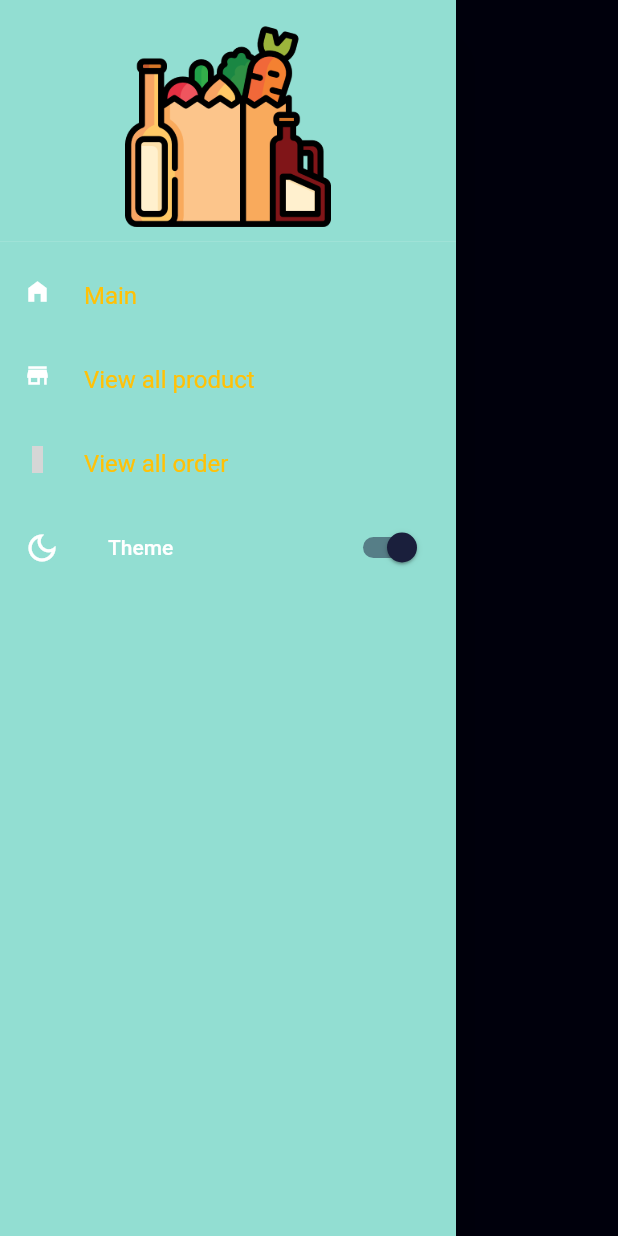
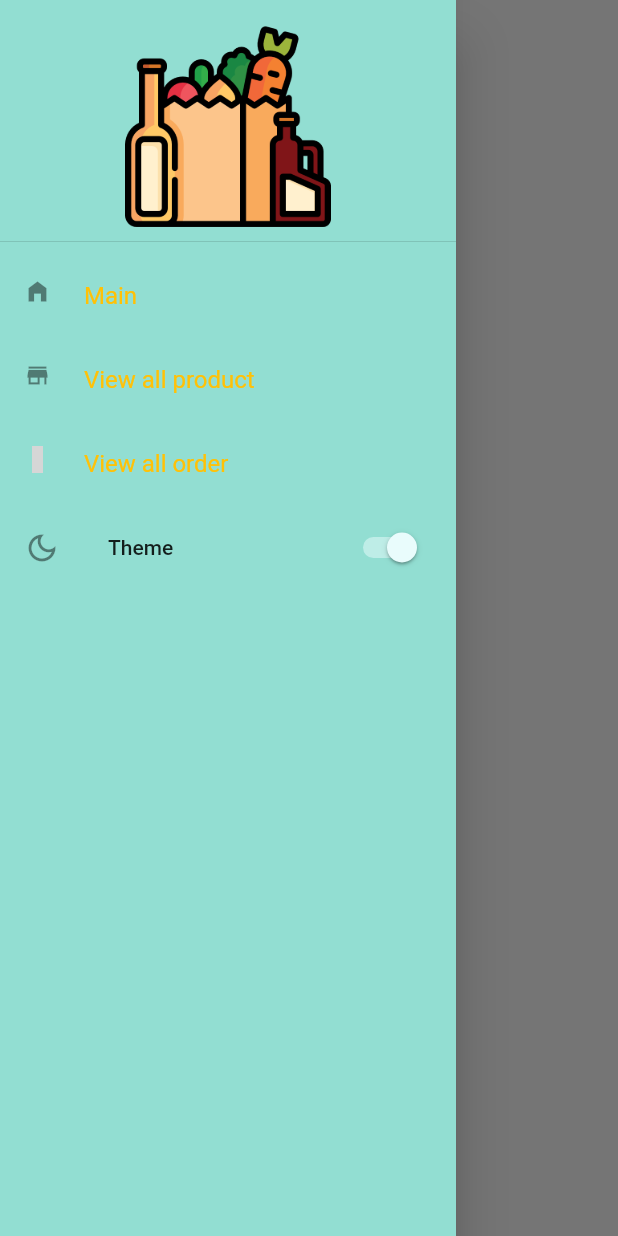
Before and after one commit to Devsaci/grocery_app_adminpanel_hadji_V1, a Flutter app: the screen it shows after launch, with the side drawer open, on a phone screen of 412 x 824 dp. Run offline on Flutter 3.47's test engine with Material 2 defaults, Android fonts, the light colour scheme and no system bars; our stand-ins replace iconly, shared_preferences; grey boxes are pictures that could not be loaded.

Commit message:
themeProvider.getDarkTheme

```diff
--- a/lib/main.dart
+++ b/lib/main.dart
@@ -45,8 +45,8 @@ class _MyAppState extends State<MyApp> {
           return MaterialApp(
             debugShowCheckedModeBanner: true,
             title: ' Flutter Grocery',
-            theme: Styles.themeData(true, context),
-            home: MainScreen(),
+            theme: Styles.themeData(themeProvider.getDarkTheme, context),
+            home: const MainScreen(),
           );
         },
       ),
```
